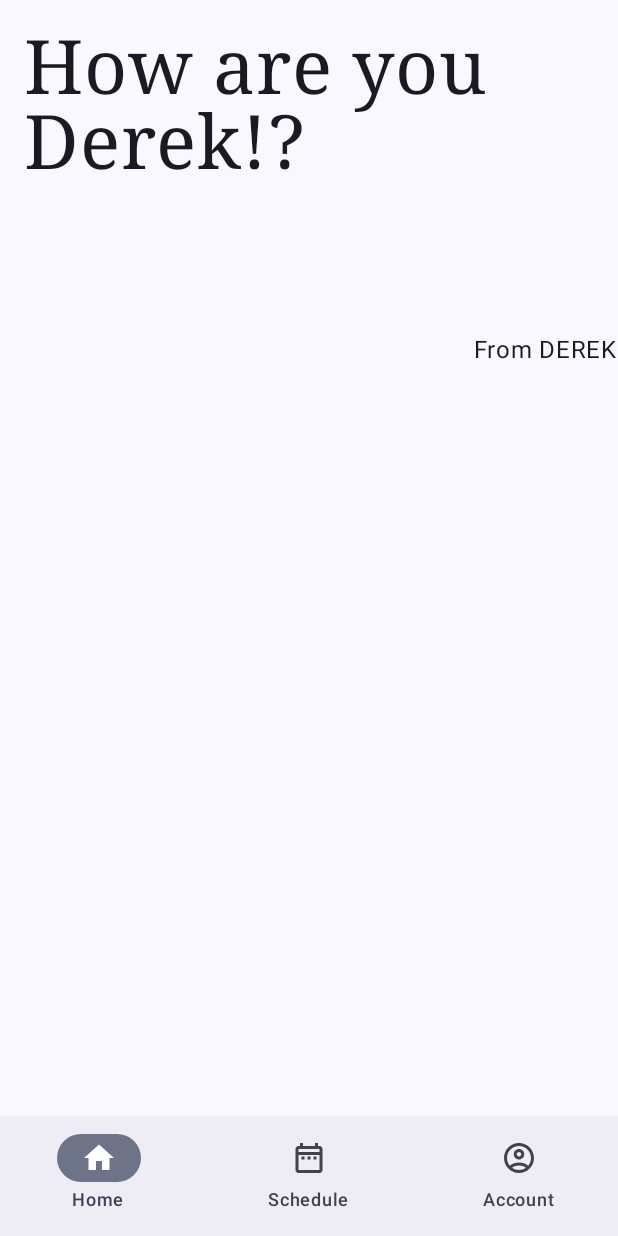
After one commit to acakp/compose-app-project, an Android app built with Jetpack Compose: the composable Account shown on its own in the app's theme, on a phone screen of 412 x 824 dp. The commit adds this screen. Run offline under Robolectric (Android 15) with nearby library versions, the phone set to English and light mode, and no system bars.

Commit message:
Added Accont.kt, Schedule.kt, Home.kt and imports for navController

```diff
--- a/app/build.gradle.kts
+++ b/app/build.gradle.kts
@@ -51,6 +51,7 @@ dependencies {
     implementation(libs.androidx.material3)
     // i added it manually
     implementation(platform(libs.androidx.compose.bom))
+    implementation("androidx.navigation:navigation-compose:2.8.5")
 
     testImplementation(libs.junit)
     androidTestImplementation(libs.androidx.junit)
--- /dev/null
+++ b/app/src/main/java/com/example/app_test/Account.kt
@@ -0,0 +1,23 @@
+package com.example.app_test
+
+import androidx.compose.foundation.layout.fillMaxSize
+import androidx.compose.foundation.layout.padding
+import androidx.compose.material3.Scaffold
+import androidx.compose.runtime.Composable
+import androidx.compose.ui.Modifier
+
+@Composable
+fun Account(){
+    Scaffold(
+        modifier = Modifier.fillMaxSize(),
+        bottomBar = {
+            BottomNavBar()
+        }
+    ) { innerPadding ->
+        Greeting(
+            name = "Derek",
+            from = "DEREK",
+            modifier = Modifier.padding(innerPadding)
+        )
+    }
+}
--- a/gradle/libs.versions.toml
+++ b/gradle/libs.versions.toml
@@ -13,6 +13,7 @@ composeBom = "2024.04.01"
 [libraries]
 androidx-compose-bom-v20241201 = { module = "androidx.compose:compose-bom", version.ref = "composeBomVersion" }
 androidx-core-ktx = { group = "androidx.core", name = "core-ktx", version.ref = "coreKtx" }
+androidx-navigation-compose = { module = "androidx.navigation:navigation-compose" }
 junit = { group = "junit", name = "junit", version.ref = "junit" }
 androidx-junit = { group = "androidx.test.ext", name = "junit", version.ref = "junitVersion" }
 androidx-espresso-core = { group = "androidx.test.espresso", name = "espresso-core", version.ref = "espressoCore" }
```
Also changed, not shown: app/src/main/java/com/example/app_test/Home.kt (added, +8 -0 lines), app/src/main/java/com/example/app_test/MainActivity.kt (+14 -1 lines), app/src/main/java/com/example/app_test/Schedule.kt (added, +8 -0 lines).
